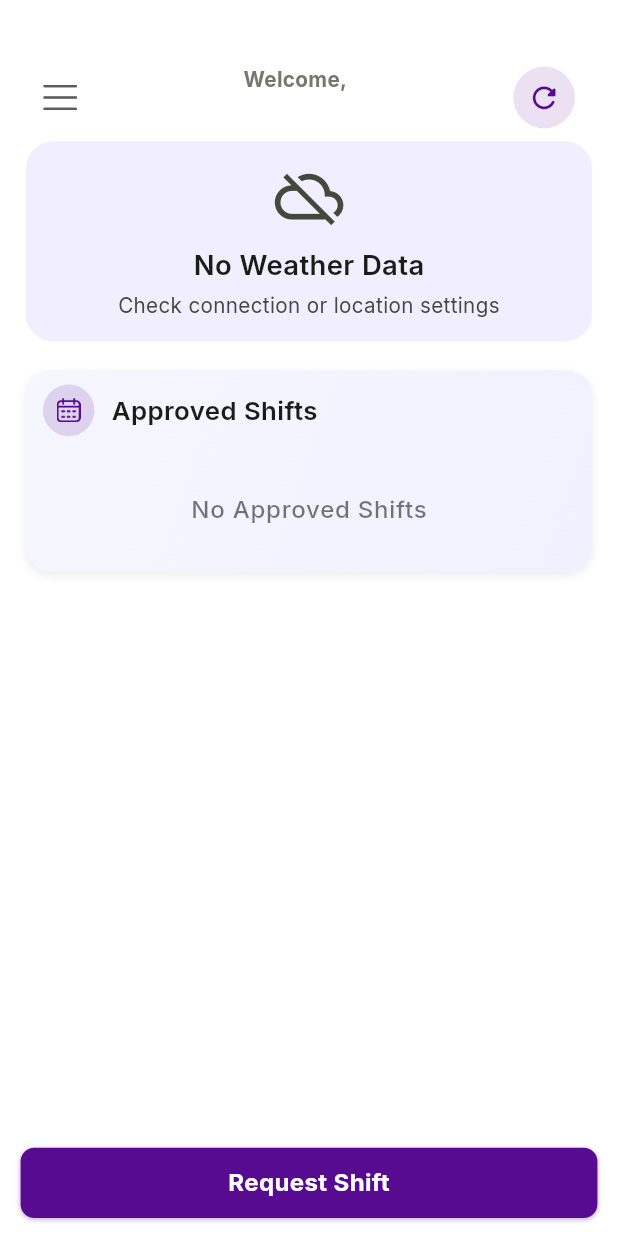
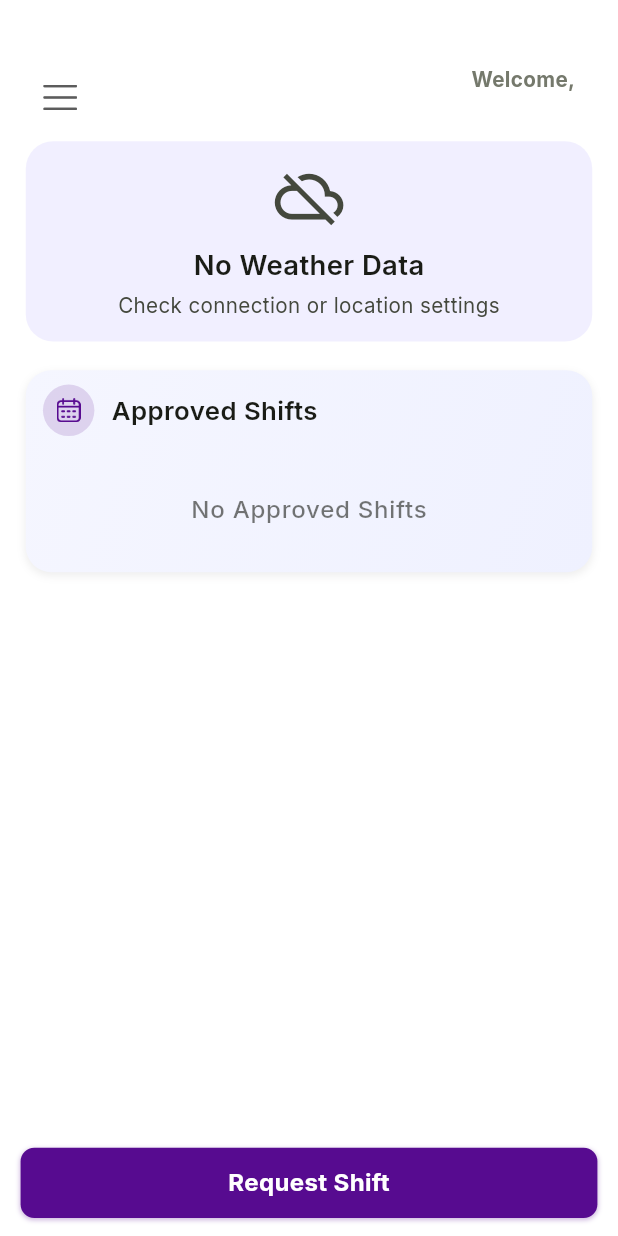
Before and after one commit to MOSTechGlobal/mos_checkin, a Flutter app: the HomeView screen opened by its route, on a phone screen of 412 x 824 dp. Run offline on Flutter 3.47's test engine with Material 3 defaults, Android fonts, the phone set to English and light mode, and no system bars; our stand-ins replace bloc, firebase_auth, firebase_core, firebase_messaging, flutter_advanced_drawer, flutter_bloc and 12 more; missing offline and left inert: alarm, new_version_plus, s3_storage; accounts and stored records are empty; network calls fail.

Commit message:
refresh on home screen

```diff
--- a/lib/views/home_view/home_view.dart
+++ b/lib/views/home_view/home_view.dart
@@ -9,7 +9,6 @@ import 'package:mos_checkin/views/home_view/widgets/weather_widget.dart';
 import '../../utils/common_widgets/common_button.dart';
 import '../../utils/common_widgets/common_dialog.dart';
 import 'controller/home_controller.dart';
-import 'controller/weather_controller.dart';
 
 class HomeView extends GetView<HomeController> {
   const HomeView({super.key});
@@ -35,7 +34,9 @@ class HomeView extends GetView<HomeController> {
       child: Scaffold(
         backgroundColor: colorScheme.onPrimary,
         body: Obx(() {
-          return Column(
+          return RefreshIndicator(
+            onRefresh: controller.onRefresh,
+            child: Column(
               children: [
                 Expanded(
                   child: SingleChildScrollView(
@@ -118,6 +119,7 @@ class HomeView extends GetView<HomeController> {
                 ),
                 _shiftRequestButton(colorScheme, context),
               ],
+            ),
           );
         }),
       ),
@@ -147,26 +149,26 @@ class HomeView extends GetView<HomeController> {
     );
   }
 
-  Widget _buildRefreshButton(ColorScheme colorScheme) {
-    return InkWell(
-      onTap: () {
-        controller.onRefresh();
-      },
-      borderRadius: BorderRadius.circular(20.r),
-      child: Container(
-        padding: EdgeInsets.all(8.r),
-        decoration: BoxDecoration(
-          color: colorScheme.primary.withOpacity(0.12),
-          shape: BoxShape.circle,
-        ),
-        child: Icon(
-          Icons.refresh_rounded,
-          size: 20.r,
-          color: colorScheme.primary,
-        ),
-      ),
-    );
-  }
+  // Widget _buildRefreshButton(ColorScheme colorScheme) {
+  //   return InkWell(
+  //     onTap: () {
+  //       controller.onRefresh();
+  //     },
+  //     borderRadius: BorderRadius.circular(20.r),
+  //     child: Container(
+  //       padding: EdgeInsets.all(8.r),
+  //       decoration: BoxDecoration(
+  //         color: colorScheme.primary.withOpacity(0.12),
+  //         shape: BoxShape.circle,
+  //       ),
+  //       child: Icon(
+  //         Icons.refresh_rounded,
+  //         size: 20.r,
+  //         color: colorScheme.primary,
+  //       ),
+  //     ),
+  //   );
+  // }
 
   void _showCustomMenu(BuildContext context) {
     showGeneralDialog(
@@ -229,7 +231,7 @@ class HomeView extends GetView<HomeController> {
                     ),
                   ],
                 ),
-                _buildRefreshButton(colorScheme),
+                // _buildRefreshButton(colorScheme),
               ],
             ),
           ),
```
Lines whose indentation alone changed are shown as unchanged.
